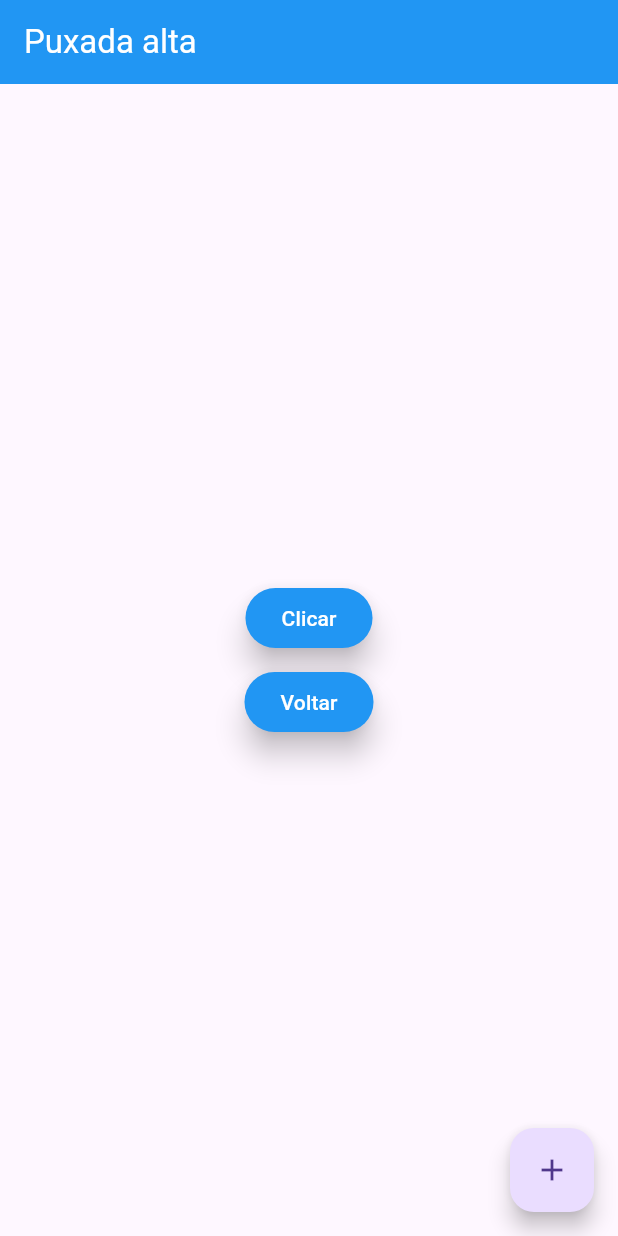
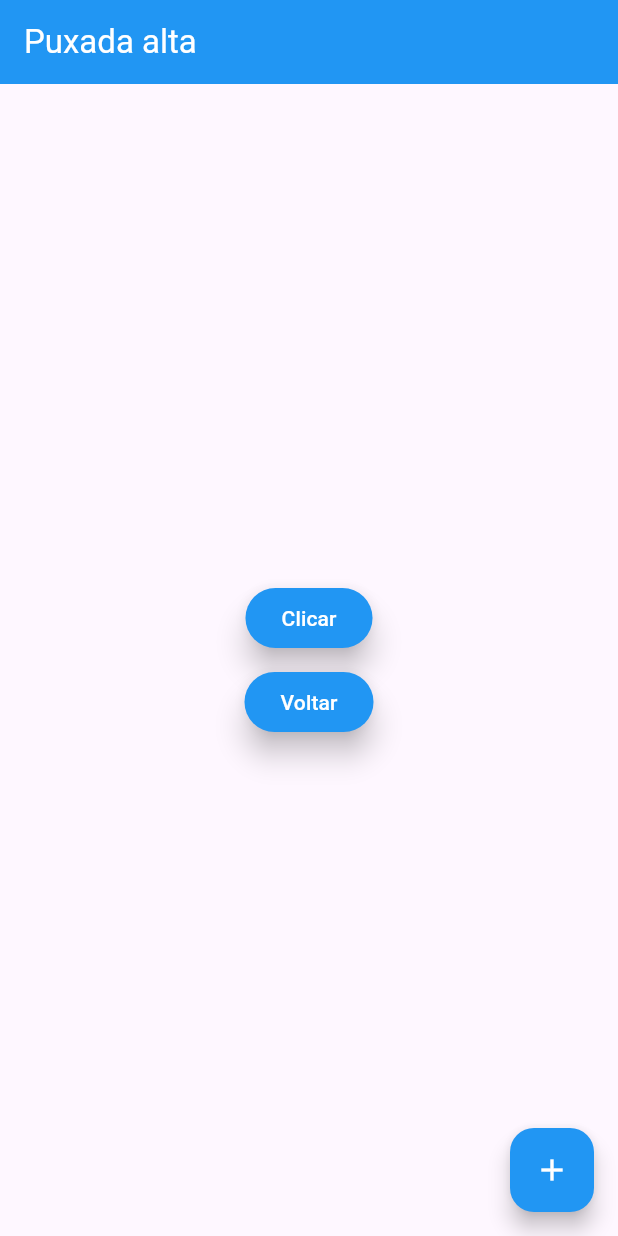
Before and after one commit to b2joao/meutreino, a Flutter app: the screen it shows after launch, on a phone screen of 412 x 824 dp. Run offline on Flutter 3.47's test engine with Material 3 defaults, Android fonts, the phone set to English and light mode, and no system bars.

Commit message:
modelos criados

```diff
--- a/lib/main.dart
+++ b/lib/main.dart
@@ -12,9 +12,9 @@ class MyApp extends StatelessWidget {
   Widget build(BuildContext context) {
     return MaterialApp(
       theme: ThemeData(
-        appBarTheme: AppBarTheme(backgroundColor: Colors.blue),
+        appBarTheme: const AppBarTheme(backgroundColor: Colors.blue),
       ),
-      home: TelaExercicio(),
+      home: const TelaExercicio(),
     );
   }
 }
--- a/lib/telas/telaExercicio.dart
+++ b/lib/telas/telaExercicio.dart
@@ -14,7 +14,12 @@ class TelaExercicio extends StatelessWidget {
         ),
         floatingActionButton: FloatingActionButton(
           onPressed: () {},
-          child: const Icon(Icons.add),
+          child: const Icon(
+            Icons.add,
+            color: Colors.white,
+          ),
+          backgroundColor:
+              MaterialStateColor.resolveWith((states) => Colors.blue),
         ),
         body: Center(
           child: Column(
```
Also changed, not shown: lib/models/exercicioModelos.dart (added), lib/models/sentimento.dart (added).
